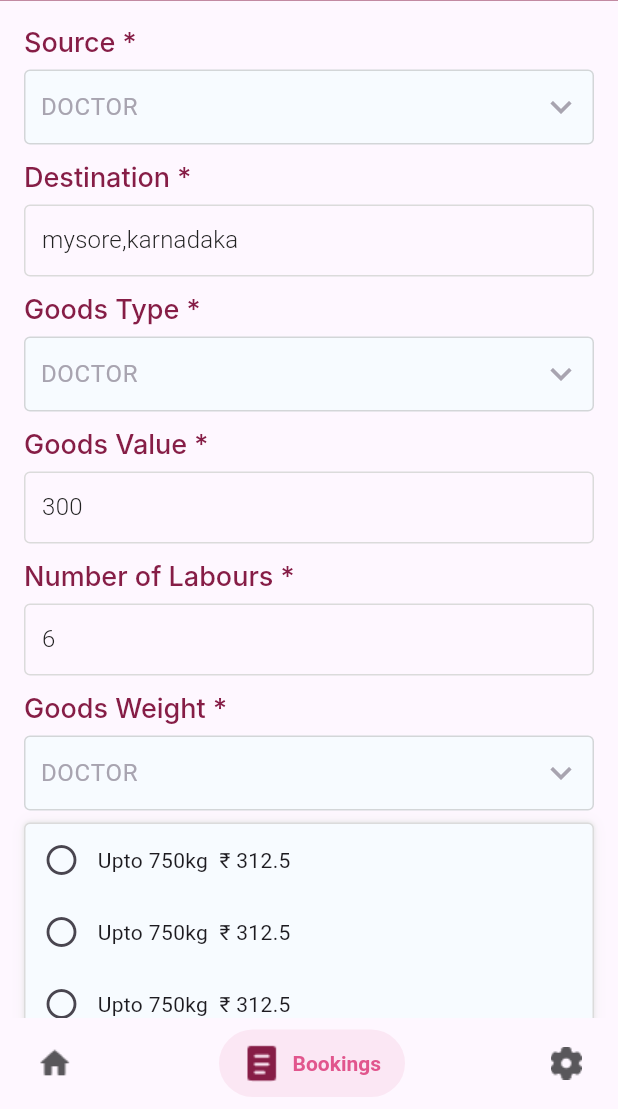
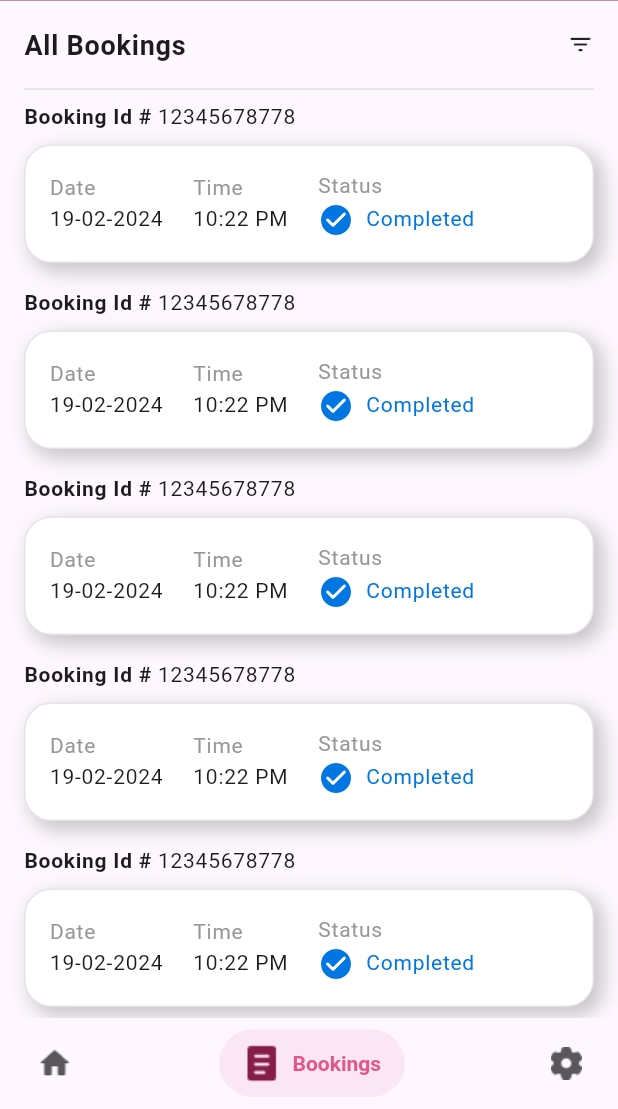
Before and after one commit to Ezin-Infotech/MoveMyGoods_App, a Flutter app: the GlobalScreen screen opened by its route, item 2 of the bottom bar chosen, on a phone screen of 412 x 824 dp, the part 127-1236 px from its top. Run offline on Flutter 3.47's test engine with Material 3 defaults, Android fonts, the phone set to English and light mode, and no system bars; drawn by our look-alikes of salomon_bottom_bar; our stand-ins replace get, google_fonts, page_transition, shared_preferences; accounts and stored records are empty; Roboto replaces fonts that are missing (Inter).

Commit message:
splash itegrated

```diff
--- /dev/null
+++ b/lib/app/bookings/view/booking_list.dart
@@ -0,0 +1,164 @@
+import 'package:flutter/material.dart';
+import 'package:mmg/app/settings/view%20model/settings_controller.dart';
+import 'package:mmg/app/utils/app%20style/colors.dart';
+import 'package:mmg/app/utils/common%20widgets/common_scaffold.dart';
+import 'package:mmg/app/utils/extensions.dart';
+import 'package:mmg/app/utils/helpers.dart';
+import 'package:provider/provider.dart';
+
+class BookingListScreen extends StatelessWidget {
+  const BookingListScreen({super.key});
+
+  @override
+  Widget build(BuildContext context) {
+    return CommonScaffold(
+      // physics: const Sc(),
+      children: Consumer<SettingsProvider>(builder: (context, value, _) {
+        return Column(
+          children: [
+            Row(
+              mainAxisAlignment: MainAxisAlignment.spaceBetween,
+              children: [
+                Text(
+                  'All Bookings',
+                  style: context.textTheme.bodyLarge!
+                      .copyWith(fontSize: 18, fontWeight: FontWeight.w600),
+                ),
+                const Icon(
+                  Icons.filter_list_rounded,
+                  size: 18,
+                )
+              ],
+            ),
+            const SizeBoxH(8),
+            const Divider(
+              color: Color(0xffDFDFDF),
+              thickness: 1,
+            ),
+            ListView.separated(
+                shrinkWrap: true,
+                physics: const ScrollPhysics(),
+                itemBuilder: (context, index) {
+                  return Column(
+                    children: [
+                      Row(
+                        children: [
+                          Text(
+                            'Booking Id # ',
+                            style: context.textTheme.bodyLarge!.copyWith(
+                                fontSize: 14, fontWeight: FontWeight.w600),
+                          ),
+                          Text(
+                            '12345678778',
+                            style: context.textTheme.bodyLarge!.copyWith(
+                                fontSize: 14, fontWeight: FontWeight.w400),
+                          )
+                        ],
+                      ),
+                      const SizeBoxH(8),
+                      Container(
+                        padding: const EdgeInsets.all(16),
+                        decoration: BoxDecoration(
+                            borderRadius: BorderRadius.circular(18),
+                            boxShadow: const [
+                              BoxShadow(
+                                color: Color.fromARGB(145, 158, 158, 158),
+                                offset: Offset(
+                                  5.0,
+                                  5.0,
+                                ),
+                                blurRadius: 10.0,
+                                spreadRadius: 1.0,
+                              ), //BoxShadow
+                              BoxShadow(
+                                color: Colors.white,
+                                offset: Offset(0.0, 0.0),
+                                blurRadius: 0.0,
+                                spreadRadius: 0.0,
+                              ), //BoxShadow
+                            ],
+                            border: Border.all(
+                                color: AppColors.black.withOpacity(0.1))),
+                        child: Row(
+                          children: [
+                            Column(
+                              crossAxisAlignment: CrossAxisAlignment.start,
+                              children: [
+                                Text(
+                                  'Date',
+                                  style: context.textTheme.bodyLarge!.copyWith(
+                                      fontSize: 14,
+                                      color: const Color(0xff979797),
+                                      fontWeight: FontWeight.w400),
+                                ),
+                                Text(
+                                  '19-02-2024',
+                                  style: context.textTheme.bodyLarge!.copyWith(
+                                      fontSize: 14,
+                                      fontWeight: FontWeight.w400),
+                                )
+                              ],
+                            ),
+                            const SizeBoxV(20),
+                            Column(
+                              crossAxisAlignment: CrossAxisAlignment.start,
+                              children: [
+                                Text(
+                                  'Time',
+                                  style: context.textTheme.bodyLarge!.copyWith(
+                                      fontSize: 14,
+                                      color: const Color(0xff979797),
+                                      fontWeight: FontWeight.w400),
+                                ),
+                                Text(
+                                  '10:22 PM',
+                                  style: context.textTheme.bodyLarge!.copyWith(
+                                      fontSize: 14,
+                                      fontWeight: FontWeight.w400),
+                                )
+                              ],
+                            ),
+                            const SizeBoxV(20),
+                            Column(
+                              crossAxisAlignment: CrossAxisAlignment.start,
+                              children: [
+                                Text(
+                                  'Status',
+                                  style: context.textTheme.bodyLarge!.copyWith(
+                                      fontSize: 14,
+                                      color: const Color(0xff979797),
+                                      fontWeight: FontWeight.w400),
+                                ),
+                                Row(
+                                  children: [
+                                    const Icon(
+                                      Icons.check_circle_rounded,
+                                      color: Color(0xff0076E3),
+                                    ),
+                                    const SizeBoxV(8),
+                                    Text(
+                                      'Completed',
+                                      style: context.textTheme.bodyLarge!
+                                          .copyWith(
+                                              color: const Color(0xff0076E3),
+                                              fontSize: 14,
+                                              fontWeight: FontWeight.w400),
+                                    ),
+                                  ],
+                                )
+                              ],
+                            ),
+                          ],
+                        ),
+                      )
+                    ],
+                  );
+                },
+                separatorBuilder: (context, index) => const SizeBoxH(16),
+                itemCount: 10)
+          ],
+        );
+      }),
+    );
+  }
+}
--- a/lib/app/home/view model/home_provider.dart
+++ b/lib/app/home/view model/home_provider.dart
@@ -1,6 +1,5 @@
 import 'package:flutter/material.dart';
-
-import 'package:mmg/app/bookings/view/booking_screen.dart';
+import 'package:mmg/app/bookings/view/booking_list.dart';
 import 'package:mmg/app/home/view/home_screen.dart';
 
 import 'package:mmg/app/settings/view/settings_screen.dart';
@@ -12,7 +11,7 @@ class HomeProvider with ChangeNotifier {
 
     const HomeScreen(),
 
-    const BookingScreen(),
+    const BookingListScreen(),
     const SettingsScreen(),
   ];
   int curentIndex = 0;
@@ -21,4 +20,13 @@ class HomeProvider with ChangeNotifier {
     curentIndex = index;
     notifyListeners();
   }
+
+  List<String> bookingTiltes = [
+    'All bookings',
+    'Bookings',
+    'Pending',
+    'Active',
+    'Completed',
+    'Cancelled',
+  ];
 }
--- a/lib/app/home/view/home_screen.dart
+++ b/lib/app/home/view/home_screen.dart
@@ -1,10 +1,12 @@
 import 'package:flutter/material.dart';
 import 'package:mmg/app/auth/view/login_screen.dart';
+import 'package:mmg/app/home/view%20model/home_provider.dart';
 import 'package:mmg/app/home/widgets/box_container.dart';
 import 'package:mmg/app/utils/app%20style/app_images.dart';
 import 'package:mmg/app/utils/app%20style/colors.dart';
 import 'package:mmg/app/utils/app%20style/responsive.dart';
 import 'package:mmg/app/utils/common%20widgets/button.dart';
+import 'package:provider/provider.dart';
 
 class HomeScreen extends StatelessWidget {
   const HomeScreen({super.key});
@@ -24,7 +26,7 @@ class HomeScreen extends StatelessWidget {
                 children: [
                   Container(
                     width: double.infinity,
-                    height: Responsive.height * 36,
+                    height: Responsive.height * 38,
                     decoration: BoxDecoration(
                         image: DecorationImage(
                             image:
@@ -75,7 +77,7 @@ class HomeScreen extends StatelessWidget {
                 ],
               ),
               const SizedBox(
-                height: 98,
+                height: 118,
               ),
               Padding(
                 padding: const EdgeInsets.all(16.0),
@@ -89,7 +91,9 @@ class HomeScreen extends StatelessWidget {
                       mainAxisSpacing: 46,
                       childAspectRatio: 8 / 6),
                   itemBuilder: (context, int index) {
+                    return Consumer<HomeProvider>(builder: (context, value, _) {
                       return SmallBoxontainerWidget(
+                          title: value.bookingTiltes[index],
                           numberColor: index == 0
                               ? const Color(0xffab00af)
                               : index == 1
@@ -103,11 +107,12 @@ class HomeScreen extends StatelessWidget {
                                               : index == 5
                                                   ? const Color(0xffDF0E0E)
                                                   : null);
+                    });
                   },
                 ),
               ),
               const SizedBox(
-                height: 40,
+                height: 24,
               ),
               ButtonWidgets(
                 onPressed: () {
--- a/lib/app/home/widgets/box_container.dart
+++ b/lib/app/home/widgets/box_container.dart
@@ -2,7 +2,9 @@ import 'package:flutter/material.dart';
 
 class SmallBoxontainerWidget extends StatelessWidget {
   final Color? numberColor;
-  const SmallBoxontainerWidget({this.numberColor, super.key});
+  final String title;
+  const SmallBoxontainerWidget(
+      {required this.title, this.numberColor, super.key});
 
   @override
   Widget build(BuildContext context) {
@@ -17,9 +19,9 @@ class SmallBoxontainerWidget extends StatelessWidget {
           const SizedBox(
             height: 12,
           ),
-          const Text(
-            'All bookings',
-            style: TextStyle(
+          Text(
+            title,
+            style: const TextStyle(
                 // color: Color(0xffFFFFFF),
                 fontSize: 16,
                 fontWeight: FontWeight.w500,
--- a/lib/app/splash/view/splash_screen.dart
+++ b/lib/app/splash/view/splash_screen.dart
@@ -30,20 +30,12 @@ class _SplashScreenState extends State<SplashScreen> {
   Widget build(BuildContext context) {
     return Scaffold(
       backgroundColor: AppColors.kLight,
-      body: SizedBox(
+      body: Container(
         height: context.height,
         width: context.width,
-        child: Column(
-          mainAxisAlignment: MainAxisAlignment.center,
-          children: [
-            Image.asset(
-              'assets/Logo 2 1.png',
-              color: AppColors.primary,
-            ),
-            const SizeBoxH(20),
-            const Text("MOVE MY GOODS")
-          ],
-        ),
+        decoration: const BoxDecoration(
+            image: DecorationImage(
+                image: AssetImage('assets/gif-mmg.gif'), fit: BoxFit.cover)),
       ),
     );
   }
--- a/lib/app/splash/view_model/splash_notifier.dart
+++ b/lib/app/splash/view_model/splash_notifier.dart
@@ -9,7 +9,7 @@ class SplashProvider extends ChangeNotifier {
   bool isLoad = false;
   Future<void> changeScreen() async {
     await Future.delayed(
-      const Duration(seconds: 5),
+      const Duration(seconds: 8),
     );
 
     // if (AppPref.isFirst == true) {
```
Also changed, not shown: assets/gif-mmg.gif (added), assets/pink_logo.png (added). Lines whose indentation alone changed are shown as unchanged.
